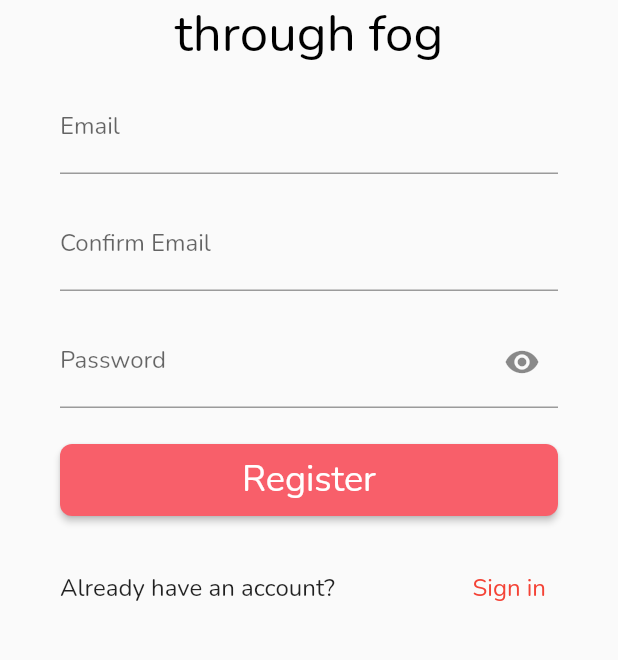
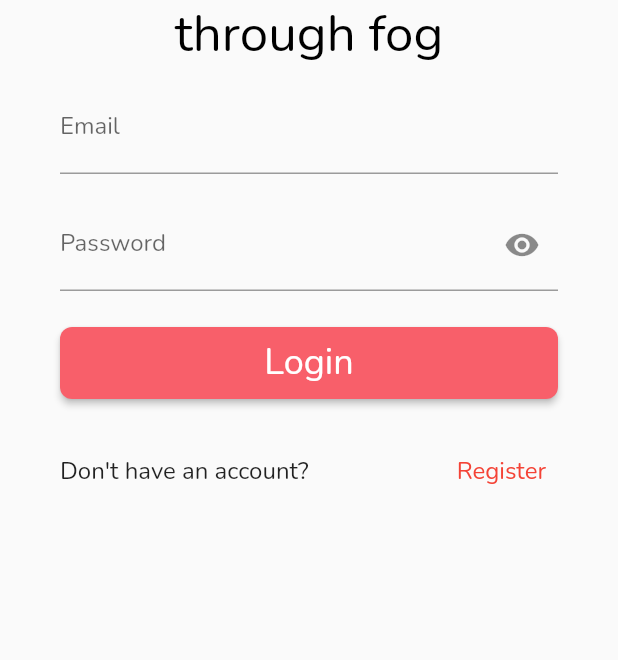
Before and after one commit to Coffiie/fog-app, a Flutter app: the screen it shows after launch, after a tap on "Sign in", on a phone screen of 412 x 824 dp, the part 105-765 px from its top. Run offline on Flutter 3.47's test engine with Material 2 defaults, Android fonts, the phone set to English and light mode, and no system bars.

Commit message:
login view (#1)

```diff
--- a/lib/Login/LoginView.dart
+++ b/lib/Login/LoginView.dart
@@ -0,0 +1,86 @@
+import 'package:flutter/material.dart';
+import 'package:fog_app/widgets/InputWidget.dart';
+
+class LoginView extends StatelessWidget {
+  @override
+  Widget build(BuildContext context) {
+    return Scaffold(
+      body: Padding(
+        padding: EdgeInsets.all(
+          24.0,
+        ),
+        child: ListView(
+          children: [
+            Row(
+              mainAxisAlignment: MainAxisAlignment.center,
+              children: [
+                Text(
+                  "Find your way",
+                  style: Theme.of(context).textTheme.headline4,
+                ),
+              ],
+            ),
+            Row(
+              mainAxisAlignment: MainAxisAlignment.center,
+              children: [
+                Text(
+                  "through fog",
+                  style: Theme.of(context).textTheme.headline4,
+                ),
+              ],
+            ),
+            InputWidget(
+              textInputType: TextInputType.emailAddress,
+              labelText: "Email",
+            ),
+            InputWidget(
+              textInputType: TextInputType.visiblePassword,
+              obscureText: true,
+              labelText: "Password",
+              suffixIcon: Icons.visibility,
+            ),
+            Padding(
+              padding: EdgeInsets.all(16.0),
+              child: Row(
+                children: [
+                  Expanded(
+                    child: RaisedButton(
+                      shape: RoundedRectangleBorder(
+                          borderRadius: BorderRadius.circular(8)),
+                      child: Text(
+                        "Login",
+                        style: TextStyle(fontSize: 24),
+                      ),
+                      onPressed: () {
+                        //handleLogin
+                      },
+                    ),
+                  )
+                ],
+              ),
+            ),
+            Padding(
+              padding: EdgeInsets.symmetric(horizontal: 16, vertical: 8),
+              child: Row(
+                children: [
+                  Text(
+                    "Don't have an account? ",
+                    style: TextStyle(fontSize: 16),
+                  ),
+                  Spacer(),
+                  TextButton(
+                    child: Text("Register", style: TextStyle(fontSize: 16)),
+                    onPressed: () {
+                      //go to register page
+                      Navigator.pop(context);
+                    },
+                  )
+                ],
+              ),
+            )
+          ],
+        ),
+      ),
+    );
+  }
+}
--- a/lib/Register/RegisterView.dart
+++ b/lib/Register/RegisterView.dart
@@ -1,4 +1,5 @@
 import 'package:flutter/material.dart';
+import 'package:fog_app/Login/LoginView.dart';
 import 'package:fog_app/widgets/InputWidget.dart';
 
 class RegisterView extends StatelessWidget {
@@ -76,6 +77,7 @@ class RegisterView extends StatelessWidget {
                     child: Text("Sign in", style: TextStyle(fontSize: 16)),
                     onPressed: () {
                       //go to sign in page
+                      Navigator.push(context, MaterialPageRoute(builder: (bCtx)=> LoginView() ));
                     },
                   )
                 ],
```
